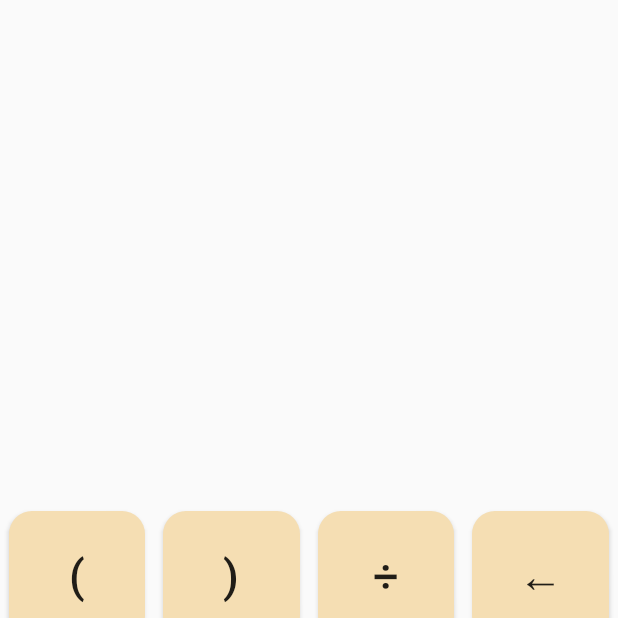
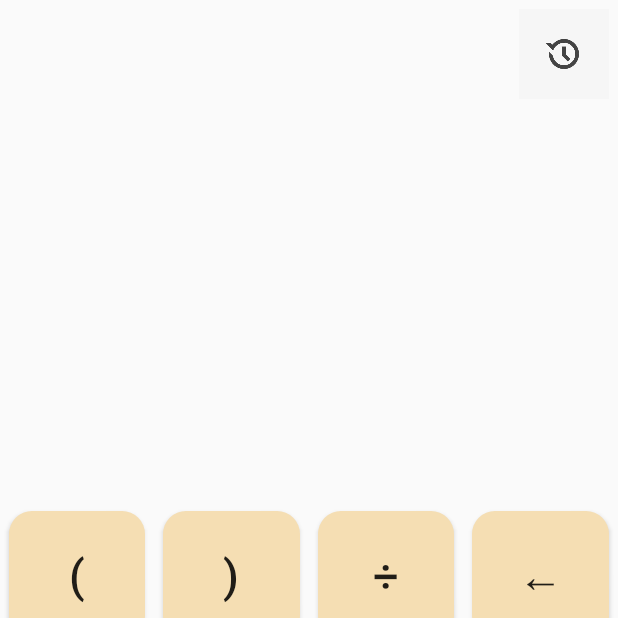
Before and after one commit to colonel-dot/Calculater, an Android app: the screen it shows after launch (MainActivity), on a phone screen of 412 x 824 dp, the top half of it. Run offline under Robolectric (Android 15) with nearby library versions, the phone set to English and light mode, and no system bars.

Commit message:
写了图标，等着写历史记录

```diff
--- a/app/src/main/java/com/example/makecalculater/MainActivity.java
+++ b/app/src/main/java/com/example/makecalculater/MainActivity.java
@@ -45,6 +45,8 @@ public class MainActivity extends AppCompatActivity implements View.OnClickListe
         setContentView(R.layout.activity_main);
         tv = findViewById(R.id.tv);
         resultTv = findViewById(R.id.resultTv);
+        resultTv.setSelected(true); // 关键步骤
+        resultTv.requestFocus();
         Button bt0 = findViewById(R.id.bt0);
         bt0.setOnClickListener(this);
         Button bt1 = findViewById(R.id.bt1);
--- a/app/src/main/res/layout/activity_main.xml
+++ b/app/src/main/res/layout/activity_main.xml
@@ -9,6 +9,8 @@
 
     <TextView
         android:id="@+id/tv"
+        android:scrollHorizontally="true"
+        android:ellipsize="none"
         android:layout_width="match_parent"
         android:layout_height="wrap_content"
         android:layout_row="0"
@@ -18,9 +20,24 @@
         android:layout_margin="6dp"
         android:layout_marginTop="30dp"
         android:textSize="50sp"
-        android:layout_gravity="bottom" />
+        android:layout_gravity="bottom"
+        android:singleLine="true"/>
+
+    <ImageView
+        android:layout_width="60dp"
+        android:layout_height="60dp"
+        android:layout_row="0"
+        android:layout_column="3"
+        android:src="@drawable/ims"
+        android:scaleType="fitCenter"
+        android:layout_margin="6dp"
+        android:layout_gravity="end|top"
+    />
+
 
     <TextView
+        android:scrollHorizontally="true"
+        android:ellipsize="none"
         android:id="@+id/resultTv"
         android:layout_row="0"
         android:layout_rowWeight="1.5"
@@ -28,6 +45,7 @@
         android:layout_columnSpan="4"
         android:textSize="80sp"
         android:layout_gravity="right"
+        android:singleLine="true"
         />
 
 
```
Also changed, not shown: app/src/main/res/drawable/ims.webp (added).
